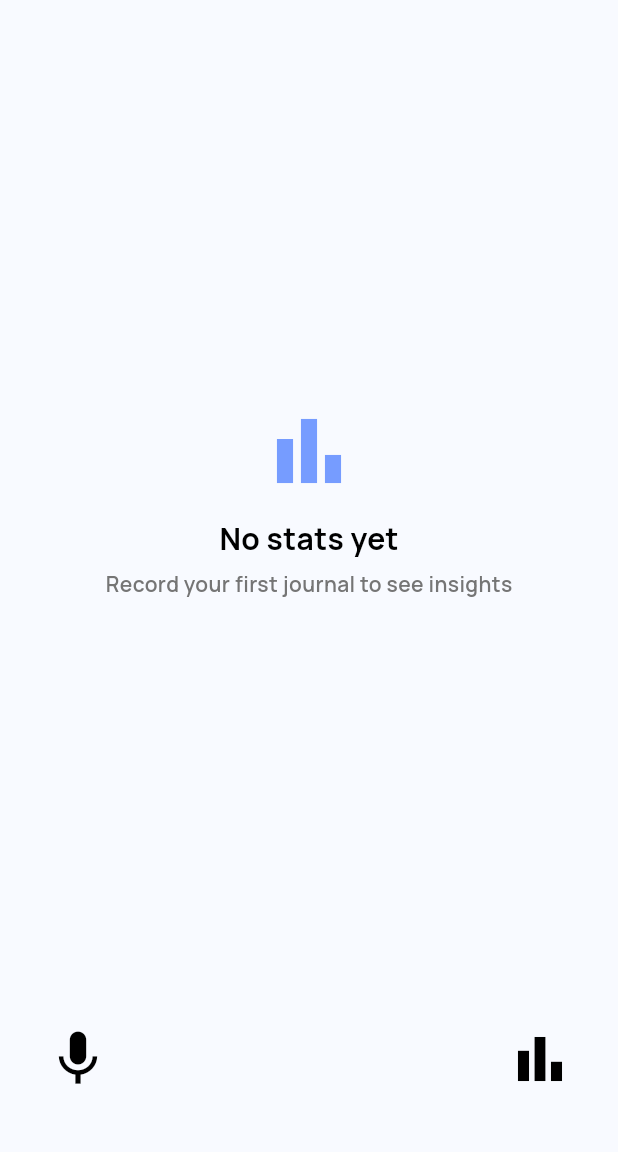
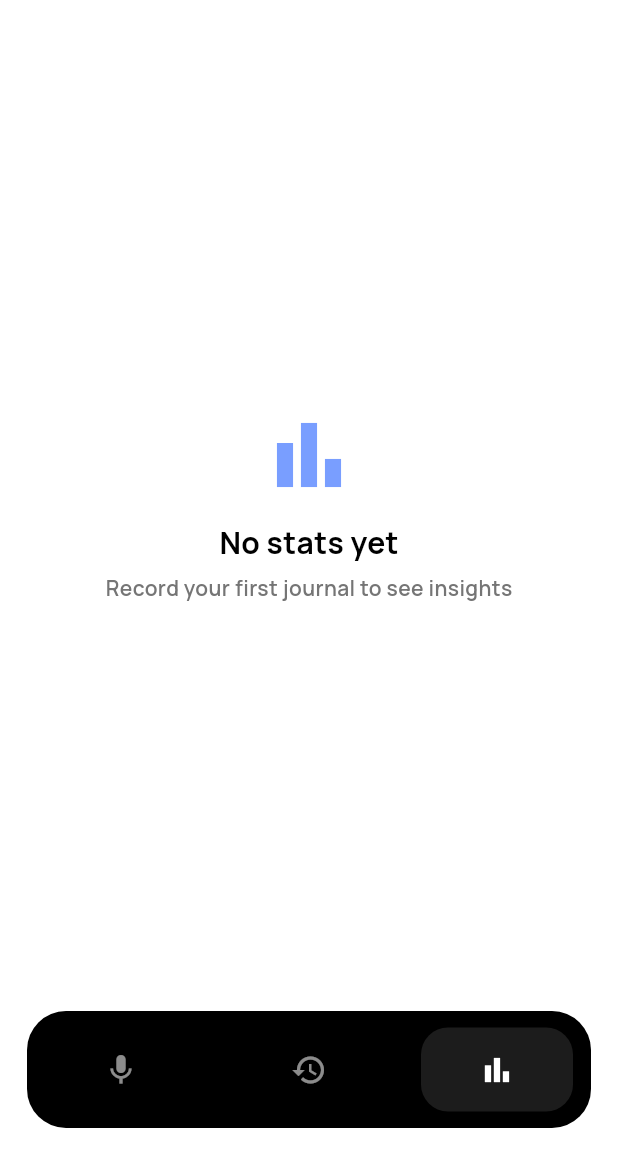
Before and after one commit to Shrit1401/Vale, a Flutter app: the StatsPage screen opened by its route, on a phone screen of 412 x 824 dp, the part 84-1236 px from its top. Run offline on Flutter 3.47's test engine with Material 3 defaults, Android fonts, the phone set to English and light mode, and no system bars; our stand-ins replace google_fonts, hive, hive_flutter, just_audio; missing offline and left inert: record, waveform_flutter; accounts and stored records are empty.

Commit message:
almost all done

```diff
--- /dev/null
+++ b/lib/component/black_animated_bottom_nav.dart
@@ -0,0 +1,106 @@
+import 'package:flutter/material.dart';
+
+class BlackAnimatedBottomNav extends StatelessWidget {
+  final int currentIndex;
+  final ValueChanged<int> onTap;
+
+  const BlackAnimatedBottomNav({
+    super.key,
+    required this.currentIndex,
+    required this.onTap,
+  });
+
+  @override
+  Widget build(BuildContext context) {
+    final items = [
+      _NavItem(icon: Icons.mic, label: "Record"),
+      _NavItem(icon: Icons.history, label: "Journals"),
+      _NavItem(icon: Icons.bar_chart, label: "Stats"),
+    ];
+
+    return SafeArea(
+      minimum: const EdgeInsets.only(bottom: 16),
+      child: Container(
+        height: 78,
+        margin: const EdgeInsets.symmetric(horizontal: 18),
+        decoration: BoxDecoration(
+          color: Colors.black,
+          borderRadius: BorderRadius.circular(26),
+        ),
+        child: LayoutBuilder(
+          builder: (context, constraints) {
+            final width = constraints.maxWidth;
+            final itemWidth = width / items.length;
+            return Stack(
+              children: [
+                AnimatedPositioned(
+                  duration: const Duration(milliseconds: 280),
+                  curve: Curves.easeOutCubic,
+                  left: currentIndex * itemWidth + 12,
+                  top: 11,
+                  width: itemWidth - 24,
+                  height: 56,
+                  child: Container(
+                    decoration: BoxDecoration(
+                      color: const Color(0xFF1C1C1C),
+                      borderRadius: BorderRadius.circular(18),
+                    ),
+                  ),
+                ),
+                Row(
+                  children: List.generate(items.length, (i) {
+                    final selected = i == currentIndex;
+                    final item = items[i];
+                    return Expanded(
+                      child: InkWell(
+                        borderRadius: BorderRadius.circular(18),
+                        onTap: () => onTap(i),
+                        child: Center(
+                          child: SizedBox(
+                            height: 56,
+                            width: itemWidth - 24,
+                            child: Padding(
+                              padding: const EdgeInsets.symmetric(
+                                horizontal: 6,
+                              ),
+                              child: AnimatedDefaultTextStyle(
+                                duration: const Duration(milliseconds: 220),
+                                curve: Curves.easeOut,
+                                style: TextStyle(
+                                  color: selected
+                                      ? Colors.white
+                                      : Colors.white.withOpacity(0.45),
+                                  fontWeight: FontWeight.w700,
+                                  fontSize: selected ? 15 : 14,
+                                ),
+                                child: Center(
+                                  child: Icon(
+                                    item.icon,
+                                    size: 24,
+                                    color: selected
+                                        ? Colors.white
+                                        : Colors.white.withOpacity(0.55),
+                                  ),
+                                ),
+                              ),
+                            ),
+                          ),
+                        ),
+                      ),
+                    );
+                  }),
+                ),
+              ],
+            );
+          },
+        ),
+      ),
+    );
+  }
+}
+
+class _NavItem {
+  final IconData icon;
+  final String label;
+  const _NavItem({required this.icon, required this.label});
+}
--- a/lib/pages/stats/stats_page.dart
+++ b/lib/pages/stats/stats_page.dart
@@ -3,6 +3,7 @@ import 'package:vale/utils/routes.dart';
 import 'package:vale/utils/hive/db_services.dart';
 import 'package:vale/utils/types/journal.dart';
 import 'dart:math' as math;
+import 'package:vale/component/black_animated_bottom_nav.dart';
 
 class StatsPage extends StatefulWidget {
   const StatsPage({super.key});
@@ -23,7 +24,7 @@ class _StatsPageState extends State<StatsPage> {
   @override
   Widget build(BuildContext context) {
     return Scaffold(
-      backgroundColor: Color(0xFFF8FAFF),
+      backgroundColor: Colors.white,
       appBar: AppBar(
         centerTitle: true,
         backgroundColor: Colors.white,
@@ -37,31 +38,15 @@ class _StatsPageState extends State<StatsPage> {
           ),
         ),
       ),
-      bottomNavigationBar: Padding(
-        padding: EdgeInsets.only(bottom: 24),
-        child: Container(
-          padding: EdgeInsets.only(left: 22, right: 22, bottom: 8, top: 8),
-          child: Row(
-            mainAxisAlignment: MainAxisAlignment.spaceBetween,
-            children: [
-              IconButton(
-                icon: Icon(Icons.mic, size: 44, color: Colors.black),
-                onPressed: () {
-                  Navigator.pushReplacementNamed(context, ValeRoutes.homeRoute);
-                },
-              ),
-              IconButton(
-                icon: Icon(Icons.bar_chart, size: 44, color: Colors.black),
-                onPressed: () {
-                  Navigator.pushReplacementNamed(
-                    context,
-                    ValeRoutes.statsRoute,
-                  );
-                },
-              ),
-            ],
-          ),
-        ),
+      bottomNavigationBar: BlackAnimatedBottomNav(
+        currentIndex: 2,
+        onTap: (i) {
+          if (i == 0) {
+            Navigator.pushReplacementNamed(context, ValeRoutes.homeRoute);
+          } else if (i == 1) {
+            Navigator.pushReplacementNamed(context, ValeRoutes.journalRoute);
+          }
+        },
       ),
       body: FutureBuilder<List<Journal>>(
         future: _futureJournals,
@@ -339,14 +324,7 @@ class _StatTile extends StatelessWidget {
       decoration: BoxDecoration(
         color: Colors.white,
         borderRadius: BorderRadius.circular(16.0),
-        boxShadow: [
-          BoxShadow(
-            color: Color(0xFF1F5EFF).withOpacity(0.08),
-            blurRadius: 12,
-            offset: Offset(0, 6),
-          ),
-        ],
-        border: Border.all(color: Color(0xFF1F5EFF).withOpacity(0.1)),
+        border: Border.all(color: Color(0xFF1F5EFF).withOpacity(0.10)),
       ),
       child: Column(
         crossAxisAlignment: CrossAxisAlignment.start,
@@ -387,14 +365,7 @@ class _CardSection extends StatelessWidget {
       decoration: BoxDecoration(
         color: Colors.white,
         borderRadius: BorderRadius.circular(18.0),
-        boxShadow: [
-          BoxShadow(
-            color: Color(0xFF1F5EFF).withOpacity(0.08),
-            blurRadius: 12,
-            offset: Offset(0, 6),
-          ),
-        ],
-        border: Border.all(color: Color(0xFF1F5EFF).withOpacity(0.1)),
+        border: Border.all(color: Color(0xFF1F5EFF).withOpacity(0.10)),
       ),
       child: Column(
         crossAxisAlignment: CrossAxisAlignment.start,
@@ -467,7 +438,7 @@ class _LineChartPainter extends CustomPainter {
       ..close();
 
     final gridPaint = Paint()
-      ..color = Color(0xFF1F5EFF).withOpacity(0.1)
+      ..color = Color(0xFF1F5EFF).withOpacity(0.10)
       ..style = PaintingStyle.stroke
       ..strokeWidth = 1;
     for (int i = 1; i <= 3; i++) {
@@ -512,7 +483,7 @@ class _BarChartPainter extends CustomPainter {
     final gap = barWidth * 0.6;
     final paint = Paint()..color = color;
     final gridPaint = Paint()
-      ..color = Color(0xFF1F5EFF).withOpacity(0.1)
+      ..color = Color(0xFF1F5EFF).withOpacity(0.10)
       ..style = PaintingStyle.stroke
       ..strokeWidth = 1;
     for (int i = 1; i <= 3; i++) {
```
Also changed, not shown: lib/pages/home/home_page.dart (+10 -32 lines), lib/pages/journals/journal_page.dart (+10 -29 lines), lib/pages/record/record_page.dart (+12 -29 lines).
